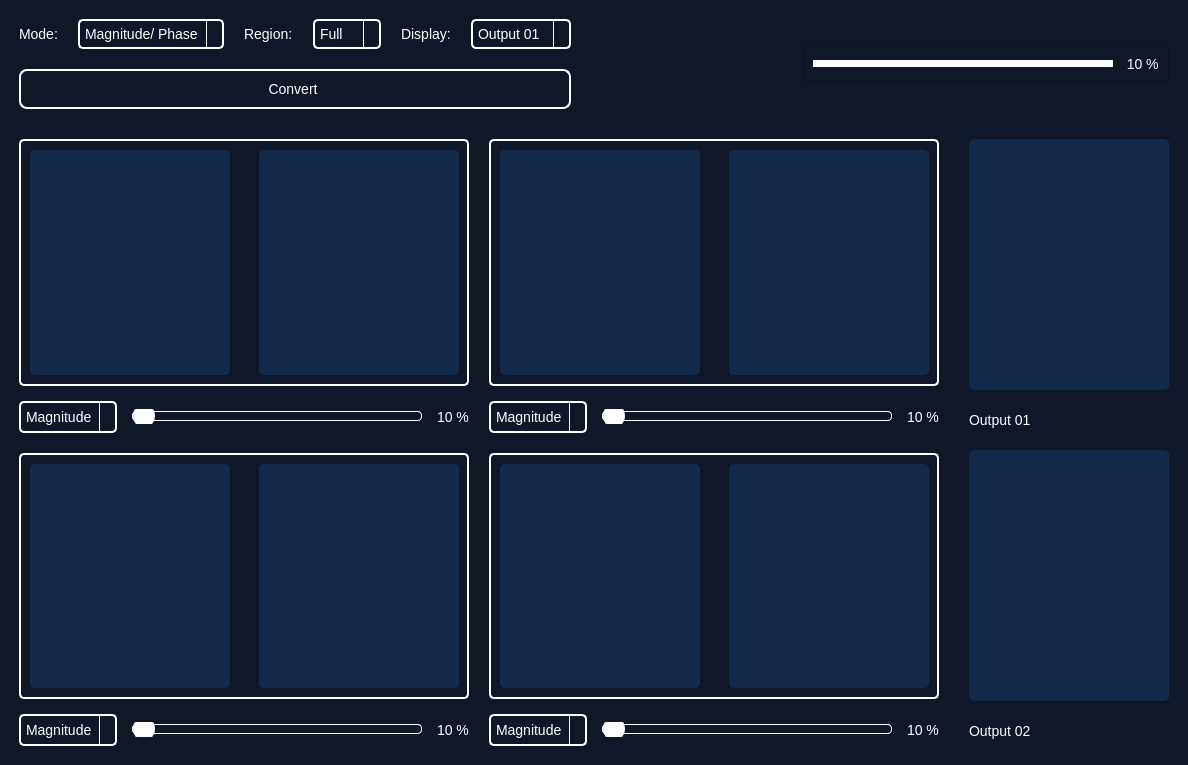
Above: main.ui from Mostafaali3/PhaseMediX-Image-Mixer-with-Fourier-Transform before the change. Below: the same form after it.
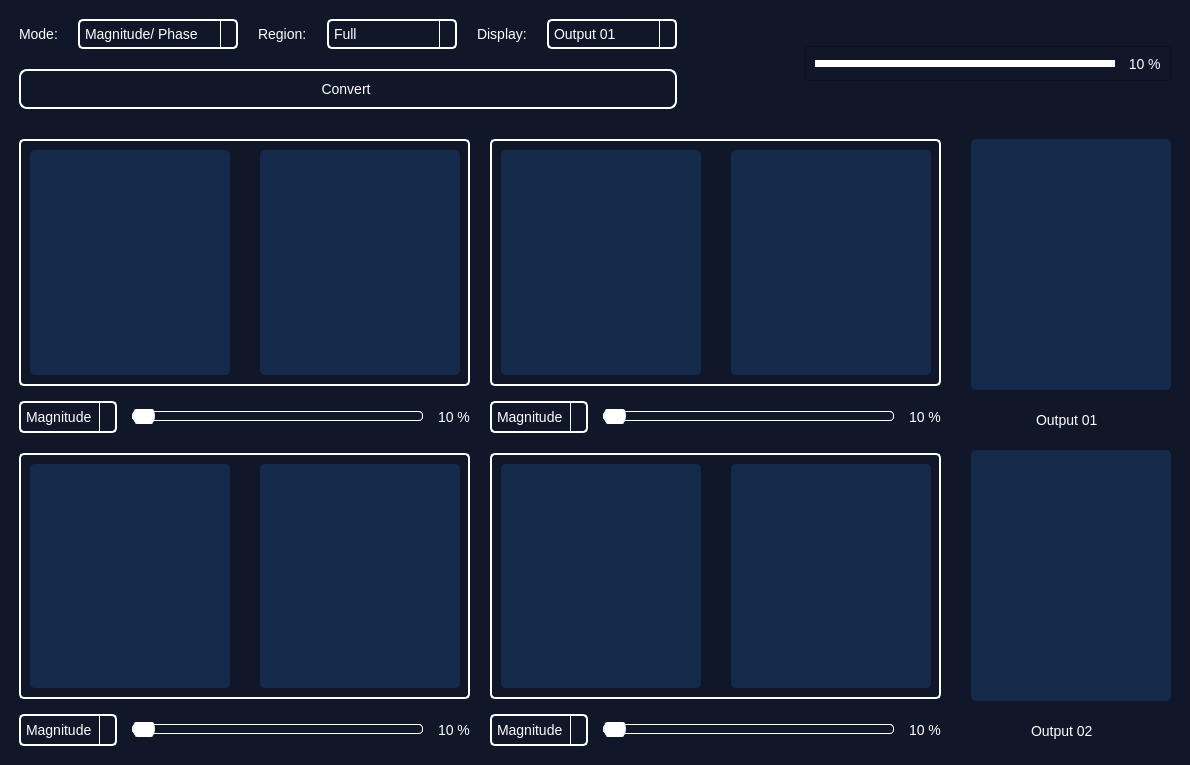
That is the form after the change. Icons and pictures are not drawn.

Patch:
```diff
--- a/main.ui
+++ b/main.ui
@@ -6,7 +6,7 @@
    <rect>
     <x>0</x>
     <y>0</y>
-    <width>1188</width>
+    <width>1190</width>
     <height>765</height>
    </rect>
   </property>
@@ -166,13 +166,13 @@
                <widget class="QComboBox" name="modeComboBox">
                 <property name="minimumSize">
                  <size>
-                  <width>140</width>
+                  <width>160</width>
                   <height>0</height>
                  </size>
                 </property>
                 <property name="maximumSize">
                  <size>
-                  <width>160</width>
+                  <width>200</width>
                   <height>30</height>
                  </size>
                 </property>
@@ -237,13 +237,13 @@
                <widget class="QComboBox" name="regionComboScale">
                 <property name="minimumSize">
                  <size>
-                  <width>60</width>
+                  <width>130</width>
                   <height>0</height>
                  </size>
                 </property>
                 <property name="maximumSize">
                  <size>
-                  <width>80</width>
+                  <width>160</width>
                   <height>30</height>
                  </size>
                 </property>
@@ -313,13 +313,13 @@
                <widget class="QComboBox" name="displayComboBox">
                 <property name="minimumSize">
                  <size>
-                  <width>100</width>
+                  <width>130</width>
                   <height>0</height>
                  </size>
                 </property>
                 <property name="maximumSize">
                  <size>
-                  <width>120</width>
+                  <width>160</width>
                   <height>30</height>
                  </size>
                 </property>
@@ -545,6 +545,12 @@
                  </property>
                  <item>
                   <widget class="QFrame" name="image1">
+                   <property name="sizePolicy">
+                    <sizepolicy hsizetype="Preferred" vsizetype="Expanding">
+                     <horstretch>0</horstretch>
+                     <verstretch>0</verstretch>
+                    </sizepolicy>
+                   </property>
                    <property name="minimumSize">
                     <size>
                      <width>200</width>
@@ -777,6 +783,12 @@
                  </property>
                  <item>
                   <widget class="QFrame" name="image2">
+                   <property name="sizePolicy">
+                    <sizepolicy hsizetype="Preferred" vsizetype="Expanding">
+                     <horstretch>0</horstretch>
+                     <verstretch>0</verstretch>
+                    </sizepolicy>
+                   </property>
                    <property name="minimumSize">
                     <size>
                      <width>200</width>
@@ -1013,6 +1025,12 @@
                  </property>
                  <item>
                   <widget class="QFrame" name="image3">
+                   <property name="sizePolicy">
+                    <sizepolicy hsizetype="Preferred" vsizetype="Expanding">
+                     <horstretch>0</horstretch>
+                     <verstretch>0</verstretch>
+                    </sizepolicy>
+                   </property>
                    <property name="minimumSize">
                     <size>
                      <width>200</width>
@@ -1213,6 +1231,12 @@
                  </property>
                  <item>
                   <widget class="QFrame" name="image4">
+                   <property name="sizePolicy">
+                    <sizepolicy hsizetype="Preferred" vsizetype="Expanding">
+                     <horstretch>0</horstretch>
+                     <verstretch>0</verstretch>
+                    </sizepolicy>
+                   </property>
                    <property name="minimumSize">
                     <size>
                      <width>200</width>
@@ -1399,7 +1423,7 @@
           <item>
            <widget class="QFrame" name="output1Frame">
             <property name="sizePolicy">
-             <sizepolicy hsizetype="Expanding" vsizetype="Preferred">
+             <sizepolicy hsizetype="MinimumExpanding" vsizetype="Preferred">
               <horstretch>0</horstretch>
               <verstretch>0</verstretch>
              </sizepolicy>
@@ -1431,6 +1455,8 @@
             </property>
            </widget>
           </item>
+          <item>
+           <layout class="QHBoxLayout" name="horizontalLayout_5">
           <item>
            <widget class="QLabel" name="label_2">
             <property name="maximumSize">
@@ -1446,6 +1472,8 @@
           </item>
          </layout>
         </item>
+         </layout>
+        </item>
         <item>
          <layout class="QVBoxLayout" name="verticalLayout_14">
           <property name="leftMargin">
@@ -1463,7 +1491,7 @@
           <item>
            <widget class="QFrame" name="output2Frame">
             <property name="sizePolicy">
-             <sizepolicy hsizetype="Expanding" vsizetype="Preferred">
+             <sizepolicy hsizetype="MinimumExpanding" vsizetype="Preferred">
               <horstretch>0</horstretch>
               <verstretch>0</verstretch>
              </sizepolicy>
@@ -1495,6 +1523,8 @@
             </property>
            </widget>
           </item>
+          <item>
+           <layout class="QHBoxLayout" name="horizontalLayout_25">
           <item>
            <widget class="QLabel" name="label_5">
             <property name="minimumSize">
@@ -1513,6 +1543,8 @@
              <string>Output 02</string>
             </property>
            </widget>
+            </item>
+           </layout>
           </item>
          </layout>
         </item>
```
Lines whose indentation alone changed are shown as unchanged.
